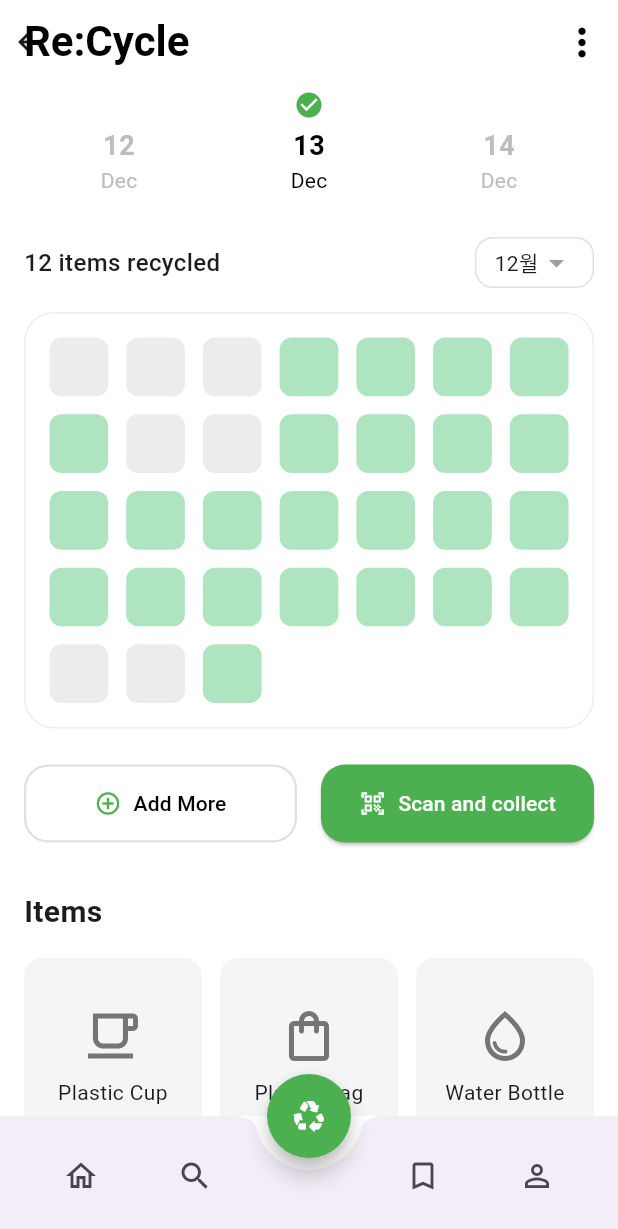
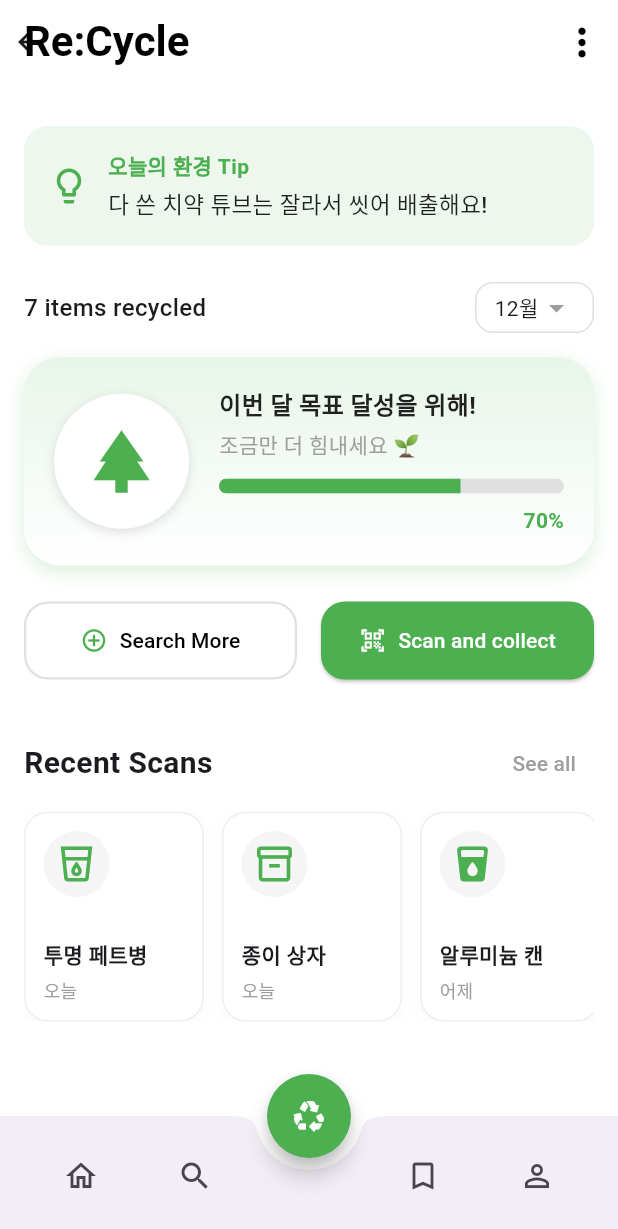
Before and after one commit to MoonsDe/GNU_REAL_PBL, a Flutter app: the MainScreen screen opened directly, on a phone screen of 412 x 824 dp. Shown: the top 1229 px of the screen. Run offline on Flutter 3.47's test engine with Material 3 defaults, Android fonts, the light colour scheme and no system bars; our stand-ins replace camera, dio, image_picker.

Commit message:
Update_main_screen_ui
Update_main_screen_ui

```diff
--- a/lib/screens/main_screen.dart
+++ b/lib/screens/main_screen.dart
@@ -12,65 +12,13 @@ class MainScreen extends StatefulWidget {
 }
 
 class _MainScreenState extends State<MainScreen> {
-  // --- 월 이름을 영어로 변환하기 위한 리스트 ---
-  final List<String> _monthNames = [
-    'Jan',
-    'Feb',
-    'Mar',
-    'Apr',
-    'May',
-    'Jun',
-    'Jul',
-    'Aug',
-    'Sep',
-    'Oct',
-    'Nov',
-    'Dec'
-  ];
-
-  // --- 캘린더 격자를 위한 임시 데이터 ---
-  final List<bool> recyclingDays = [
-    false,
-    false,
-    false,
-    true,
-    true,
-    true,
-    true,
-    true,
-    false,
-    false,
-    true,
-    true,
-    true,
-    true,
-    true,
-    true,
-    true,
-    true,
-    true,
-    true,
-    true,
-    true,
-    true,
-    true,
-    true,
-    true,
-    true,
-    true,
-    false,
-    false,
-    true,
-  ];
-
-  // --- 아이템 그리드를 위한 임시 데이터 ---
-  final List<Map<String, dynamic>> recycledItems = [
-    {'name': 'Plastic Cup', 'icon': Icons.local_cafe_outlined},
-    {'name': 'Plastic Bag', 'icon': Icons.shopping_bag_outlined},
-    {'name': 'Water Bottle', 'icon': Icons.water_drop_outlined},
-    {'name': 'Cardboard Box', 'icon': Icons.inventory_2_outlined},
-    {'name': 'Glass Jar', 'icon': Icons.wine_bar_outlined},
-    {'name': 'Soda Can', 'icon': Icons.local_drink_outlined},
+  // --- 최근 스캔 기록 데이터 ---
+  final List<Map<String, dynamic>> recentScans = [
+    {'name': '투명 페트병', 'icon': Icons.local_drink_outlined, 'date': '오늘'},
+    {'name': '종이 상자', 'icon': Icons.inventory_2_outlined, 'date': '오늘'},
+    {'name': '알루미늄 캔', 'icon': Icons.local_drink_rounded, 'date': '어제'},
+    {'name': '유리병', 'icon': Icons.wine_bar_outlined, 'date': '3일 전'},
+    {'name': '플라스틱 컵', 'icon': Icons.local_cafe_outlined, 'date': '1주 전'},
   ];
 
   @override
@@ -106,54 +54,67 @@ class _MainScreenState extends State<MainScreen> {
         padding: const EdgeInsets.symmetric(horizontal: 16.0),
         children: [
           const SizedBox(height: 4),
+          const SizedBox(height: 24),
 
-          // --- 1. 실시간 날짜 선택기 ---
-          Row(
-            mainAxisAlignment: MainAxisAlignment.spaceAround,
+          // --- 2. 오늘의 환경 팁 카드 ---
+          Container(
+            padding: const EdgeInsets.all(16),
+            decoration: BoxDecoration(
+              color: Colors.green.withOpacity(0.1),
+              borderRadius: BorderRadius.circular(16),
+            ),
+            child: Row(
               children: [
-              // 어제
-              _buildDateChip(
-                yesterday.day.toString(),
-                _monthNames[yesterday.month - 1],
-                isSelected: false,
+                const Icon(Icons.lightbulb_outline,
+                    color: Colors.green, size: 28),
+                const SizedBox(width: 12),
+                const Expanded(
+                  child: Column(
+                    crossAxisAlignment: CrossAxisAlignment.start,
+                    children: [
+                      Text(
+                        '오늘의 환경 Tip',
+                        style: TextStyle(
+                          color: Colors.green,
+                          fontWeight: FontWeight.bold,
+                          fontSize: 14,
                         ),
-              // 오늘 (선택됨)
-              _buildDateChip(
-                now.day.toString(),
-                _monthNames[now.month - 1],
-                isSelected: true,
                       ),
-              // 내일
-              _buildDateChip(
-                tomorrow.day.toString(),
-                _monthNames[tomorrow.month - 1],
-                isSelected: false,
+                      SizedBox(height: 4),
+                      Text(
+                        '다 쓴 치약 튜브는 잘라서 씻어 배출해요!',
+                        style: TextStyle(
+                          color: Colors.black87,
+                          fontSize: 15,
+                          fontWeight: FontWeight.w500,
+                        ),
                       ),
                     ],
                   ),
+                ),
+              ],
+            ),
+          ),
 
-          const SizedBox(height: 28),
+          const SizedBox(height: 24),
 
-          // --- 2. 요약 및 월 선택 ---
+          // --- 3. 요약 및 월 선택 ---
           Row(
             mainAxisAlignment: MainAxisAlignment.spaceBetween,
             children: [
               const Text(
-                '12 items recycled',
+                '7 items recycled',
                 style: TextStyle(fontSize: 16, fontWeight: FontWeight.w500),
               ),
               Container(
-                padding: const EdgeInsets.symmetric(
-                  horizontal: 12,
-                  vertical: 4,
-                ),
+                padding:
+                    const EdgeInsets.symmetric(horizontal: 12, vertical: 4),
                 decoration: BoxDecoration(
                   border: Border.all(color: Colors.grey[300]!),
                   borderRadius: BorderRadius.circular(12),
                 ),
                 child: Row(
                   children: [
-                    // 현재 월 표시
                     Text('${now.month}월'),
                     const Icon(Icons.arrow_drop_down, color: Colors.grey),
                   ],
@@ -164,44 +125,102 @@ class _MainScreenState extends State<MainScreen> {
 
           const SizedBox(height: 16),
 
-          // --- 3. 재활용 캘린더 GridView ---
+          // --- 4. 에코 트리 & 진행률 카드 ---
           Container(
-            padding: const EdgeInsets.all(16.0),
+            padding: const EdgeInsets.all(20),
             decoration: BoxDecoration(
+              gradient: const LinearGradient(
+                colors: [Color(0xFFE8F5E9), Colors.white],
+                begin: Alignment.topCenter,
+                end: Alignment.bottomCenter,
+              ),
+              borderRadius: BorderRadius.circular(24),
+              boxShadow: [
+                BoxShadow(
+                  color: Colors.green.withOpacity(0.2),
+                  blurRadius: 10,
+                  offset: const Offset(0, 4),
+                ),
+              ],
+            ),
+            child: Row(
+              children: [
+                Container(
+                  width: 90,
+                  height: 90,
+                  decoration: const BoxDecoration(
                     color: Colors.white,
-              borderRadius: BorderRadius.circular(20),
-              border: Border.all(color: Colors.grey[200]!),
+                    shape: BoxShape.circle,
+                    boxShadow: [
+                      BoxShadow(
+                        color: Colors.black12,
+                        blurRadius: 5,
+                        offset: Offset(0, 2),
+                      )
+                    ],
                   ),
-            child: GridView.builder(
-              shrinkWrap: true,
-              physics: const NeverScrollableScrollPhysics(),
-              gridDelegate: const SliverGridDelegateWithFixedCrossAxisCount(
-                crossAxisCount: 7,
-                crossAxisSpacing: 12,
-                mainAxisSpacing: 12,
+                  child: const Center(
+                    child: Icon(Icons.park, size: 50, color: Colors.green),
                   ),
-              itemCount: recyclingDays.length,
-              itemBuilder: (context, index) {
-                return _buildCalendarCell(isRecycled: recyclingDays[index]);
-              },
+                ),
+                const SizedBox(width: 20),
+                Expanded(
+                  child: Column(
+                    crossAxisAlignment: CrossAxisAlignment.start,
+                    children: [
+                      const Text(
+                        '이번 달 목표 달성을 위해!',
+                        style: TextStyle(
+                          fontSize: 16,
+                          fontWeight: FontWeight.bold,
+                          color: Colors.black87,
+                        ),
+                      ),
+                      const SizedBox(height: 4),
+                      const Text(
+                        '조금만 더 힘내세요 🌱',
+                        style: TextStyle(fontSize: 14, color: Colors.grey),
+                      ),
+                      const SizedBox(height: 12),
+                      ClipRRect(
+                        borderRadius: BorderRadius.circular(10),
+                        child: const LinearProgressIndicator(
+                          value: 0.7,
+                          minHeight: 10,
+                          backgroundColor: Color(0xFFE0E0E0),
+                          valueColor:
+                              AlwaysStoppedAnimation<Color>(Colors.green),
+                        ),
+                      ),
+                      const SizedBox(height: 8),
+                      const Align(
+                        alignment: Alignment.centerRight,
+                        child: Text(
+                          '70%',
+                          style: TextStyle(
+                            fontWeight: FontWeight.bold,
+                            color: Colors.green,
+                          ),
+                        ),
+                      ),
+                    ],
+                  ),
+                ),
+              ],
             ),
           ),
 
           const SizedBox(height: 24),
 
-          // --- 4. 스캔 및 추가 버튼 ---
+          // --- 5. 스캔 및 추가 버튼 ---
           Row(
             children: [
               Expanded(
                 child: OutlinedButton.icon(
-                  icon: const Icon(
-                    Icons.add_circle_outline,
-                    color: Colors.green,
-                  ),
-                  label: const Text(
-                    'Add More',
-                    style: TextStyle(color: Colors.black),
-                  ),
+                  icon:
+                      const Icon(Icons.add_circle_outline, color: Colors.green),
+                  label: const Text('Search More', // 버튼 텍스트 변경 확인
+                      style: TextStyle(color: Colors.black)),
                   style: OutlinedButton.styleFrom(
                     padding: const EdgeInsets.symmetric(vertical: 16),
                     side: BorderSide(color: Colors.grey[300]!, width: 1.5),
@@ -209,8 +228,13 @@ class _MainScreenState extends State<MainScreen> {
                       borderRadius: BorderRadius.circular(16),
                     ),
                   ),
+                  // [수정됨] SearchScreen으로 이동하도록 변경
                   onPressed: () {
-                    // TODO: "Add More" 기능 나중에 구현
+                    Navigator.push(
+                      context,
+                      MaterialPageRoute(
+                          builder: (context) => const SearchScreen()),
+                    );
                   },
                 ),
               ),
@@ -231,8 +255,7 @@ class _MainScreenState extends State<MainScreen> {
                     Navigator.push(
                       context,
                       MaterialPageRoute(
-                        builder: (context) => const ScanScreen(),
-                      ),
+                          builder: (context) => const ScanScreen()),
                     );
                   },
                 ),
@@ -240,33 +263,46 @@ class _MainScreenState extends State<MainScreen> {
             ],
           ),
 
-          // --- 5. 아이템 목록 GridView ---
           const SizedBox(height: 32),
+
+          // --- 6. 최근 스캔 기록 (가로 스크롤) ---
+          Row(
+            mainAxisAlignment: MainAxisAlignment.spaceBetween,
+            children: [
               const Text(
-            'Items',
+                'Recent Scans',
                 style: TextStyle(fontSize: 20, fontWeight: FontWeight.bold),
               ),
-          const SizedBox(height: 16),
-          GridView.builder(
-            shrinkWrap: true,
-            physics: const NeverScrollableScrollPhysics(),
-            gridDelegate: const SliverGridDelegateWithFixedCrossAxisCount(
-              crossAxisCount: 3,
-              crossAxisSpacing: 12,
-              mainAxisSpacing: 12,
-              childAspectRatio: 0.9,
+              TextButton(
+                onPressed: () {},
+                child:
+                    const Text('See all', style: TextStyle(color: Colors.grey)),
               ),
-            itemCount: recycledItems.length,
+            ],
+          ),
+          const SizedBox(height: 8),
+
+          SizedBox(
+            height: 140, // 카드 높이
+            child: ListView.builder(
+              scrollDirection: Axis.horizontal,
+              itemCount: recentScans.length,
               itemBuilder: (context, index) {
-              final item = recycledItems[index];
-              return _buildItemCard(item['name'], item['icon']);
+                final item = recentScans[index];
+                return _buildRecentScanCard(
+                  item['name'],
+                  item['icon'],
+                  item['date'],
+                );
               },
             ),
+          ),
+
           const SizedBox(height: 32),
         ],
       ),
 
-      // --- 6. 하단 네비게이션 바 및 중앙 버튼 ---
+      // --- FAB 및 하단 바 ---
       floatingActionButton: FloatingActionButton(
         onPressed: () {
           Navigator.push(
@@ -287,8 +323,6 @@ class _MainScreenState extends State<MainScreen> {
           mainAxisAlignment: MainAxisAlignment.spaceAround,
           children: [
             IconButton(icon: const Icon(Icons.home_outlined), onPressed: () {}),
-
-            // --- 돋보기 버튼 (검색 화면 연결) ---
             IconButton(
               icon: const Icon(Icons.search),
               onPressed: () {
@@ -298,16 +332,12 @@ class _MainScreenState extends State<MainScreen> {
                 );
               },
             ),
-
             const SizedBox(width: 48),
             IconButton(
                 icon: const Icon(Icons.bookmark_border_outlined),
-              onPressed: () {},
-            ),
+                onPressed: () {}),
             IconButton(
-              icon: const Icon(Icons.person_outline),
-              onPressed: () {},
-            ),
+                icon: const Icon(Icons.person_outline), onPressed: () {}),
           ],
         ),
       ),
@@ -340,34 +370,55 @@ class _MainScreenState extends State<MainScreen> {
     );
   }
 
-  Widget _buildItemCard(String itemName, IconData icon) {
+  Widget _buildRecentScanCard(String itemName, IconData icon, String date) {
     return Container(
-      padding: const EdgeInsets.all(8.0),
+      width: 120,
+      margin: const EdgeInsets.only(right: 12),
+      padding: const EdgeInsets.all(12.0),
+      decoration: BoxDecoration(
+        color: Colors.white,
+        borderRadius: BorderRadius.circular(16),
+        border: Border.all(color: Colors.grey[200]!),
+        boxShadow: [
+          BoxShadow(
+            color: Colors.grey.withOpacity(0.05),
+            spreadRadius: 1,
+            blurRadius: 5,
+            offset: const Offset(0, 2),
+          ),
+        ],
+      ),
+      child: Column(
+        crossAxisAlignment: CrossAxisAlignment.start,
+        children: [
+          Container(
+            padding: const EdgeInsets.all(8),
             decoration: BoxDecoration(
               color: Colors.grey[100],
-        borderRadius: BorderRadius.circular(12),
+              shape: BoxShape.circle,
             ),
-      child: Column(
-        mainAxisAlignment: MainAxisAlignment.center,
-        children: [
-          Icon(icon, size: 40, color: Colors.grey[600]),
-          const SizedBox(height: 8),
+            child: Icon(icon, size: 28, color: Colors.green),
+          ),
+          const Spacer(),
           Text(
             itemName,
-            textAlign: TextAlign.center,
+            style: const TextStyle(
+              fontSize: 14,
+              fontWeight: FontWeight.bold,
+            ),
+            maxLines: 1,
             overflow: TextOverflow.ellipsis,
+          ),
+          const SizedBox(height: 4),
+          Text(
+            date,
+            style: TextStyle(
+              fontSize: 12,
+              color: Colors.grey[500],
+            ),
           ),
         ],
       ),
     );
   }
-
-  Widget _buildCalendarCell({required bool isRecycled}) {
-    return Container(
-      decoration: BoxDecoration(
-        color: isRecycled ? const Color(0xFFAEE5C0) : const Color(0xFFECECEC),
-        borderRadius: BorderRadius.circular(8),
-      ),
-    );
 }
-}
```
Lines whose indentation alone changed are shown as unchanged.
